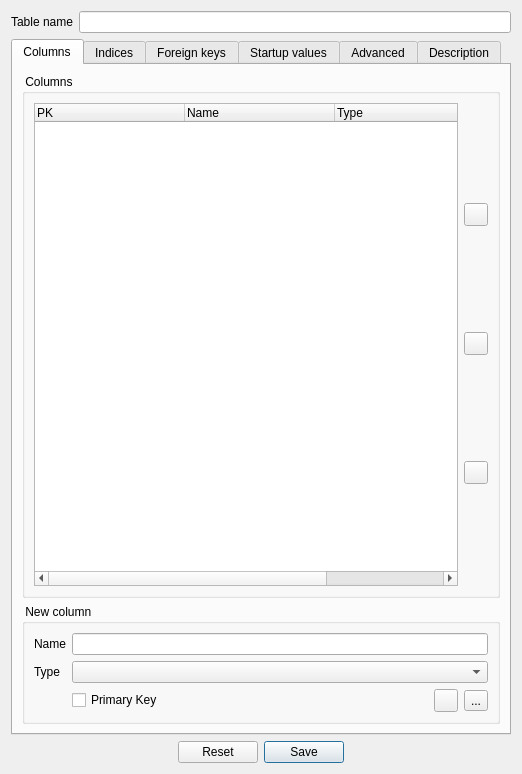
This is NewTableForm.ui in fritzone/ddm as Qt 5 draws it before an edit. The edited form follows.
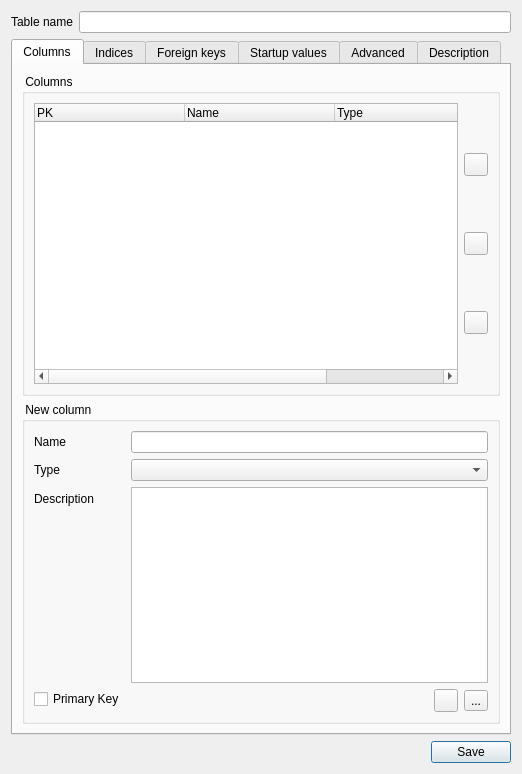
This is the edited form. The open tabs and pages were chosen to show the change. Icons and pictures are not drawn.

```diff
--- a/NewTableForm.ui
+++ b/NewTableForm.ui
@@ -203,15 +203,8 @@
               </property>
              </widget>
             </item>
-            <item row="2" column="1">
+            <item row="3" column="1">
              <layout class="QHBoxLayout" name="horizontalLayout_3">
-              <item>
-               <widget class="QCheckBox" name="chkPrimary">
-                <property name="text">
-                 <string>Primary Key</string>
-                </property>
-               </widget>
-              </item>
               <item>
                <spacer name="horizontalSpacer">
                 <property name="orientation">
@@ -261,6 +254,23 @@
               </item>
              </layout>
             </item>
+            <item row="2" column="1">
+             <widget class="QTextEdit" name="txtColumnDescription"/>
+            </item>
+            <item row="2" column="0">
+             <widget class="QLabel" name="lblDescription">
+              <property name="text">
+               <string>Description</string>
+              </property>
+             </widget>
+            </item>
+            <item row="3" column="0">
+             <widget class="QCheckBox" name="chkPrimary">
+              <property name="text">
+               <string>Primary Key</string>
+              </property>
+             </widget>
+            </item>
            </layout>
           </item>
          </layout>
@@ -946,21 +956,16 @@
    <item>
     <widget class="QDialogButtonBox" name="buttons">
      <property name="toolTip">
-      <string>&lt;!DOCTYPE HTML PUBLIC &quot;-//W3C//DTD HTML 4.0//EN&quot; &quot;http://www.w3.org/TR/REC-html40/strict.dtd&quot;&gt;
-&lt;html&gt;&lt;head&gt;&lt;meta name=&quot;qrichtext&quot; content=&quot;1&quot; /&gt;&lt;style type=&quot;text/css&quot;&gt;
-p, li { white-space: pre-wrap; }
-&lt;/style&gt;&lt;/head&gt;&lt;body style=&quot; font-family:'Sans'; font-size:10pt; font-weight:400; font-style:normal;&quot;&gt;
-&lt;table style=&quot;-qt-table-type: root; margin-top:4px; margin-bottom:4px; margin-left:4px; margin-right:4px;&quot;&gt;
-&lt;tr&gt;
-&lt;td style=&quot;border: none;&quot;&gt;
-&lt;p style=&quot; margin-top:0px; margin-bottom:0px; margin-left:0px; margin-right:0px; -qt-block-indent:0; text-indent:0px;&quot;&gt;Please press the &lt;span style=&quot; font-weight:600;&quot;&gt;Save&lt;/span&gt; button to save the stage of the table you're working on.&lt;/p&gt;
-&lt;p style=&quot; margin-top:0px; margin-bottom:0px; margin-left:0px; margin-right:0px; -qt-block-indent:0; text-indent:0px;&quot;&gt;Please press the &lt;span style=&quot; font-weight:600;&quot;&gt;Reset&lt;/span&gt; button to reset the content of the fields to default values.&lt;/p&gt;&lt;/td&gt;&lt;/tr&gt;&lt;/table&gt;&lt;/body&gt;&lt;/html&gt;</string>
+      <string>Save the table</string>
+     </property>
+     <property name="autoFillBackground">
+      <bool>false</bool>
      </property>
      <property name="standardButtons">
-      <set>QDialogButtonBox::Reset|QDialogButtonBox::Save</set>
+      <set>QDialogButtonBox::Save</set>
      </property>
      <property name="centerButtons">
-      <bool>true</bool>
+      <bool>false</bool>
      </property>
     </widget>
    </item>
```
Left out of the diff: 46 changed lines with no effect on the pictures.
